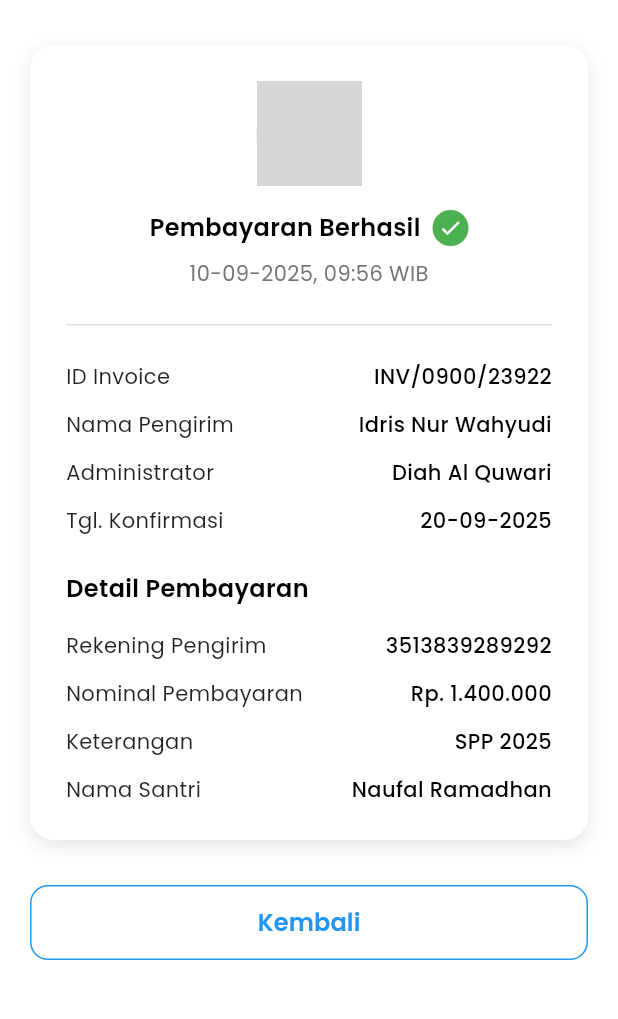
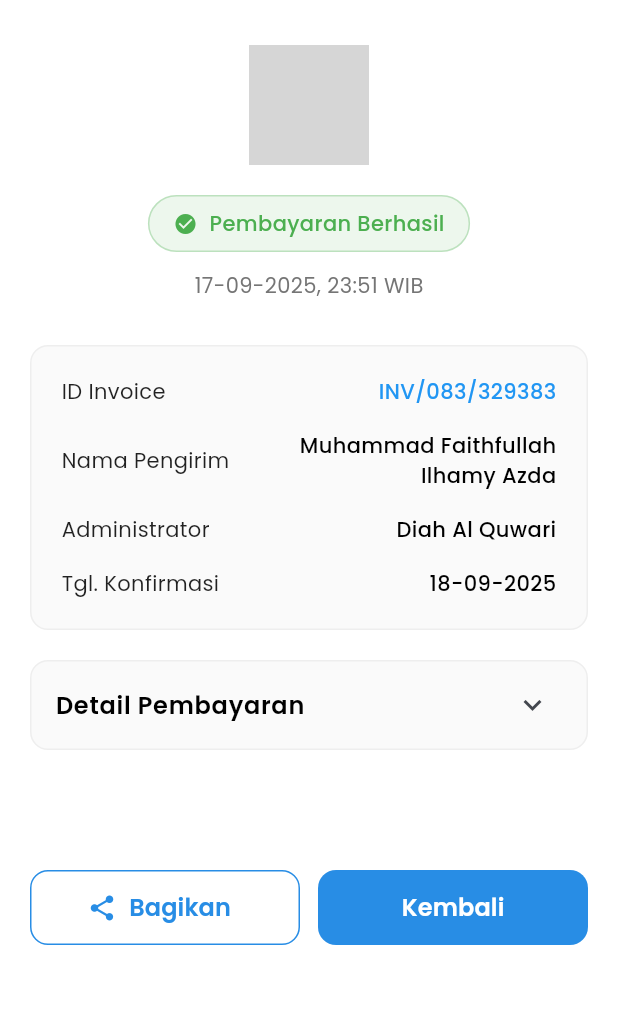
Before and after one commit to ErdiSepta/alhamra_mobile, a Flutter app: the StatusBerhasilPage screen opened directly, on a phone screen of 412 x 824 dp, the part 120-1139 px from its top. Run offline on Flutter 3.47's test engine with Material 3 defaults, Android fonts, the phone set to English and light mode, and no system bars; our stand-ins replace cached_network_image, font_awesome_flutter, google_fonts, loading_animation_widget, persistent_bottom_nav_bar, screenshot and 3 more; accounts and stored records are empty; network calls fail; grey boxes are pictures that could not be loaded.

Commit message:
Update Status Menunggu, Berhasil

```diff
--- a/lib/features/payment/screens/status_berhasil_page.dart
+++ b/lib/features/payment/screens/status_berhasil_page.dart
@@ -1,4 +1,5 @@
 import 'package:flutter/material.dart';
+import 'package:share_plus/share_plus.dart';
 import '../../../core/utils/app_styles.dart';
 import 'package:flutter/services.dart';
 import '../../shared/widgets/status_app_bar.dart';
@@ -34,101 +35,92 @@ class StatusBerhasilPage extends StatelessWidget {
                   children: [
                     const SizedBox(height: 10),
 
-                    // Main Content Card
-                    Container(
-                      width: double.infinity,
-                      padding: const EdgeInsets.all(24),
-                      decoration: BoxDecoration(
-                        color: Colors.white,
-                        borderRadius: BorderRadius.circular(16),
-                        boxShadow: [
-                          BoxShadow(
-                            color: Colors.black.withOpacity(0.1),
-                            blurRadius: 10,
-                            offset: const Offset(0, 4),
-                          ),
-                        ],
-                      ),
-                      child: Column(
-                        children: [
                     // Profile Image
                     const CircleAvatar(
-                            radius: 35,
+                      radius: 40,
                       backgroundImage: NetworkImage(
                         'https://images.unsplash.com/photo-1517841905240-472988babdf9?q=80&w=1887&auto=format&fit=crop&ixlib=rb-4.0.3&ixid=M3wxMjA3fDB8MHxwaG90by1wYWdlfHx8fGVufDB8fHx8fA%3D%3D',
                       ),
                     ),
 
-                          const SizedBox(height: 16),
+                    const SizedBox(height: 20),
 
-                          // Status Text with Success Icon
-                          Row(
-                            mainAxisAlignment: MainAxisAlignment.center,
+                    // Status Badge
+                    Container(
+                      padding: const EdgeInsets.symmetric(horizontal: 16, vertical: 8),
+                      decoration: BoxDecoration(
+                        color: Colors.green.withOpacity(0.1),
+                        borderRadius: BorderRadius.circular(20),
+                        border: Border.all(color: Colors.green.withOpacity(0.3)),
+                      ),
+                      child: Row(
+                        mainAxisSize: MainAxisSize.min,
                         children: [
+                          Icon(
+                            Icons.check_circle,
+                            color: Colors.green,
+                            size: 16,
+                          ),
+                          const SizedBox(width: 8),
                           Text(
                             'Pembayaran Berhasil',
                             style: AppStyles.bodyText(context).copyWith(
-                                  fontSize: 16,
-                                  fontWeight: FontWeight.w600,
-                                  color: Colors.black,
-                                ),
-                              ),
-                              const SizedBox(width: 8),
-                              Container(
-                                padding: const EdgeInsets.all(4),
-                                decoration: const BoxDecoration(
+                              fontSize: 14,
+                              fontWeight: FontWeight.w500,
                               color: Colors.green,
-                                  shape: BoxShape.circle,
-                                ),
-                                child: const Icon(
-                                  Icons.check,
-                                  color: Colors.white,
-                                  size: 16,
                             ),
                           ),
                         ],
                       ),
+                    ),
 
-                          const SizedBox(height: 8),
+                    const SizedBox(height: 12),
 
                     // Date Time
                     Text(
-                            '10-09-2025, 09:56 WIB',
+                      '17-09-2025, 23:51 WIB',
                       style: AppStyles.bodyText(context).copyWith(
                         fontSize: 14,
                         color: Colors.grey[600],
                       ),
                     ),
 
-                          const SizedBox(height: 24),
+                    const SizedBox(height: 30),
 
-                          // Divider
+                    // Invoice Details Card
                     Container(
-                            height: 1,
-                            color: Colors.grey[300],
+                      width: double.infinity,
+                      padding: const EdgeInsets.all(20),
+                      decoration: BoxDecoration(
+                        color: Colors.grey[50],
+                        borderRadius: BorderRadius.circular(12),
+                        border: Border.all(color: Colors.grey[200]!),
+                      ),
+                      child: Column(
+                        children: [
+                          _buildDetailRow('ID Invoice', 'INV/083/329383', isBlue: true),
+                          const SizedBox(height: 16),
+                          _buildDetailRow('Nama Pengirim', 'Muhammad Faithfullah\nIlhamy Azda'),
+                          const SizedBox(height: 16),
+                          _buildDetailRow('Administrator', 'Diah Al Quwari'),
+                          const SizedBox(height: 16),
+                          _buildDetailRow('Tgl. Konfirmasi', '18-09-2025'),
+                        ],
+                      ),
                     ),
 
-                          const SizedBox(height: 24),
+                    const SizedBox(height: 20),
 
-                          // Invoice Details
-                          Column(
-                            children: [
-                              _buildDetailRow('ID Invoice', 'INV/0900/23922'),
-                              const SizedBox(height: 12),
-                              _buildDetailRow('Nama Pengirim', 'Idris Nur Wahyudi'),
-                              const SizedBox(height: 12),
-                              _buildDetailRow('Administrator', 'Diah Al Quwari'),
-                              const SizedBox(height: 12),
-                              _buildDetailRow('Tgl. Konfirmasi', '20-09-2025'),
-                            ],
+                    // Detail Pembayaran Expandable
+                    Container(
+                      width: double.infinity,
+                      decoration: BoxDecoration(
+                        color: Colors.grey[50],
+                        borderRadius: BorderRadius.circular(12),
+                        border: Border.all(color: Colors.grey[200]!),
                       ),
-
-                          const SizedBox(height: 24),
-
-                          // Detail Pembayaran Header
-                          Align(
-                            alignment: Alignment.centerLeft,
-                            child: Text(
+                      child: ExpansionTile(
+                        title: Text(
                           'Detail Pembayaran',
                           style: AppStyles.bodyText(context).copyWith(
                             fontSize: 16,
@@ -136,40 +128,70 @@ class StatusBerhasilPage extends StatelessWidget {
                             color: Colors.black,
                           ),
                         ),
-                          ),
-
-                          const SizedBox(height: 16),
-
-                          // Payment Details
-                          Column(
+                        children: [
+                          Padding(
+                            padding: const EdgeInsets.fromLTRB(20, 0, 20, 20),
+                            child: Column(
                               children: [
                                 _buildDetailRow('Rekening Pengirim', '3513839289292'),
-                              const SizedBox(height: 12),
+                                const SizedBox(height: 16),
                                 _buildDetailRow('Nominal Pembayaran', amount != null ? 'Rp. ${amount.toString().replaceAllMapped(RegExp(r'(\d{1,3})(?=(\d{3})+(?!\d))'), (Match m) => '${m[1]}.')}' : 'Rp. 1.400.000'),
-                              const SizedBox(height: 12),
+                                const SizedBox(height: 16),
                                 _buildDetailRow('Keterangan', 'SPP 2025'),
-                              const SizedBox(height: 12),
+                                const SizedBox(height: 16),
                                 _buildDetailRow('Nama Santri', 'Naufal Ramadhan'),
                               ],
+                            ),
                           ),
                         ],
                       ),
                     ),
 
-                    const SizedBox(height: 30),
+                    const SizedBox(height: 80),
+
+                    // Action Buttons Row
+                    Row(
+                      children: [
+                        // Share Button
+                        Expanded(
+                          child: SizedBox(
+                            height: 50,
+                            child: ElevatedButton.icon(
+                              onPressed: () => _sharePaymentStatus(),
+                              icon: const Icon(Icons.share, size: 20),
+                              label: Text(
+                                'Bagikan',
+                                style: AppStyles.bodyText(context).copyWith(
+                                  fontSize: 16,
+                                  fontWeight: FontWeight.w600,
+                                  color: AppStyles.primaryColor,
+                                ),
+                              ),
+                              style: ElevatedButton.styleFrom(
+                                backgroundColor: Colors.white,
+                                foregroundColor: AppStyles.primaryColor,
+                                side: BorderSide(color: AppStyles.primaryColor, width: 1),
+                                shape: RoundedRectangleBorder(
+                                  borderRadius: BorderRadius.circular(12),
+                                ),
+                                elevation: 0,
+                              ),
+                            ),
+                          ),
+                        ),
+
+                        const SizedBox(width: 12),
 
                         // Kembali Button
-                    SizedBox(
-                      width: double.infinity,
+                        Expanded(
+                          child: SizedBox(
                             height: 50,
                             child: ElevatedButton(
                               onPressed: () {
                                 Navigator.popUntil(context, (route) => route.isFirst);
                               },
                               style: ElevatedButton.styleFrom(
-                          backgroundColor: Colors.white,
-                          foregroundColor: Colors.blue,
-                          side: const BorderSide(color: Colors.blue, width: 1),
+                                backgroundColor: AppStyles.primaryColor,
                                 shape: RoundedRectangleBorder(
                                   borderRadius: BorderRadius.circular(12),
                                 ),
@@ -180,13 +202,16 @@ class StatusBerhasilPage extends StatelessWidget {
                                 style: AppStyles.bodyText(context).copyWith(
                                   fontSize: 16,
                                   fontWeight: FontWeight.w600,
-                            color: Colors.blue,
+                                  color: Colors.white,
                                 ),
                               ),
                             ),
                           ),
+                        ),
+                      ],
+                    ),
 
-                    const SizedBox(height: 20),
+                    const SizedBox(height: 40),
                   ],
                 ),
               ),
@@ -197,7 +222,29 @@ class StatusBerhasilPage extends StatelessWidget {
     );
   }
 
-  Widget _buildDetailRow(String label, String value) {
+  void _sharePaymentStatus() {
+    final shareText = '''
+🎉 Pembayaran Berhasil!
+
+📋 Detail Pembayaran:
+• ID Invoice: INV/083/329383
+• Nama Pengirim: Muhammad Faithfullah Ilhamy Azda
+• Administrator: Diah Al Quwari
+• Tgl. Konfirmasi: 18-09-2025
+• Nominal: ${amount != null ? 'Rp. ${amount.toString().replaceAllMapped(RegExp(r'(\d{1,3})(?=(\d{3})+(?!\d))'), (Match m) => '${m[1]}.')}' : 'Rp. 1.400.000'}
+• Keterangan: SPP 2025
+• Nama Santri: Naufal Ramadhan
+
+✅ Status: Pembayaran telah dikonfirmasi
+📅 ${DateTime.now().day}-${DateTime.now().month.toString().padLeft(2, '0')}-${DateTime.now().year}, ${DateTime.now().hour.toString().padLeft(2, '0')}:${DateTime.now().minute.toString().padLeft(2, '0')} WIB
+
+Terima kasih telah menggunakan layanan Al-Hamra Mobile! 🙏
+    ''';
+
+    Share.share(shareText);
+  }
+
+  Widget _buildDetailRow(String label, String value, {bool isBlue = false}) {
     return Row(
       mainAxisAlignment: MainAxisAlignment.spaceBetween,
       children: [
@@ -212,9 +259,9 @@ class StatusBerhasilPage extends StatelessWidget {
         Flexible(
           child: Text(
             value,
-            style: const TextStyle(
+            style: TextStyle(
               fontSize: 14,
-              color: Colors.black,
+              color: isBlue ? Colors.blue : Colors.black,
               fontWeight: FontWeight.w500,
             ),
             textAlign: TextAlign.right,
```
Also changed, not shown: lib/features/payment/screens/status_menunggu_page.dart (+66 -76 lines). Lines whose indentation alone changed are shown as unchanged.
